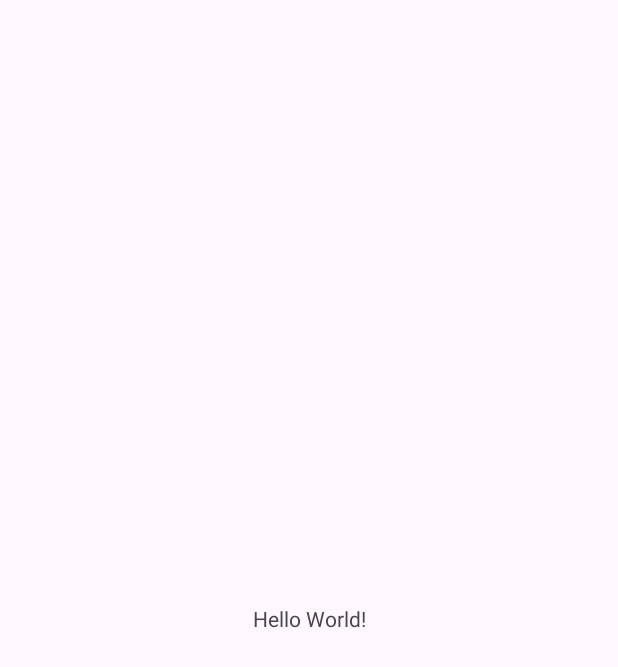
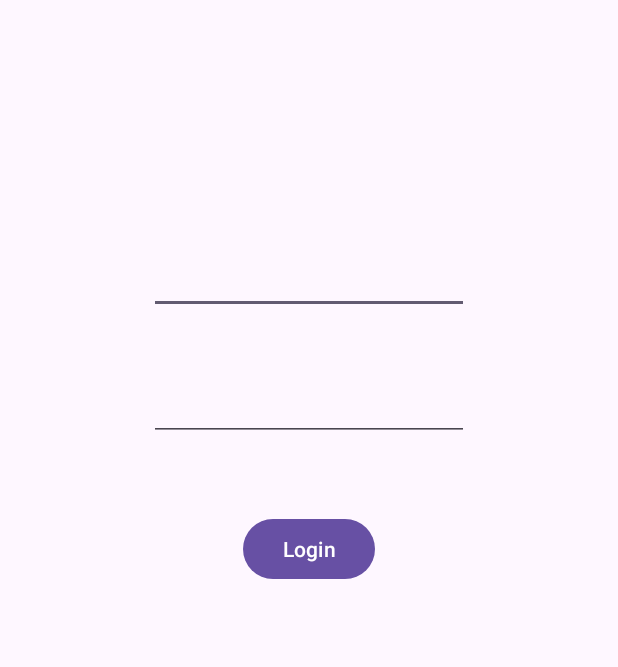
Before and after one commit to htejadag/CM2025EP, an Android app: the screen it shows after launch (MainActivity), on a phone screen of 412 x 824 dp. Before the commit the part shown is almost empty. Shown: the top 667 px of the screen. Run offline under Robolectric (Android 15) with nearby library versions, the phone set to English and light mode, and no system bars.

Commit message:
add login

```diff
--- a/app/src/main/java/com/example/examenparcial/MainActivity.java
+++ b/app/src/main/java/com/example/examenparcial/MainActivity.java
@@ -1,6 +1,9 @@
 package com.example.examenparcial;
 
 import android.os.Bundle;
+import android.widget.Button;
+import android.widget.EditText;
+import android.widget.Toast;
 
 import androidx.activity.EdgeToEdge;
 import androidx.appcompat.app.AppCompatActivity;
@@ -9,6 +12,12 @@ import androidx.core.view.ViewCompat;
 import androidx.core.view.WindowInsetsCompat;
 
 public class MainActivity extends AppCompatActivity {
+
+    private static final String USUARIO_CORRECTO = "admin";
+    private static final String CONTRASENA_CORRECTA = "1234";
+    EditText etUsuario, etContrasena;
+    Button btnIngresar;
+
 
     @Override
     protected void onCreate(Bundle savedInstanceState) {
@@ -20,5 +29,20 @@ public class MainActivity extends AppCompatActivity {
             v.setPadding(systemBars.left, systemBars.top, systemBars.right, systemBars.bottom);
             return insets;
         });
+
+        etUsuario = findViewById(R.id.etUsuario);
+        etContrasena = findViewById(R.id.etContrasenia);
+        btnIngresar = findViewById(R.id.btnLogin);
+
+        btnIngresar.setOnClickListener(v -> {
+            String usuarioIngresado = etUsuario.getText().toString();
+            String contrasenaIngresada = etContrasena.getText().toString();
+
+            if (usuarioIngresado.equals(USUARIO_CORRECTO) && contrasenaIngresada.equals(CONTRASENA_CORRECTA)) {
+                Toast.makeText(this, "Inicio de sesión exitoso", Toast.LENGTH_SHORT).show();
+            } else {
+                Toast.makeText(this, "Usuario o contraseña incorrectos", Toast.LENGTH_SHORT).show();
+            }
+        });
     }
 }
--- a/app/src/main/res/layout/activity_main.xml
+++ b/app/src/main/res/layout/activity_main.xml
@@ -7,13 +7,39 @@
     android:layout_height="match_parent"
     tools:context=".MainActivity">
 
-    <TextView
+    <EditText
+        android:id="@+id/etUsuario"
         android:layout_width="wrap_content"
         android:layout_height="wrap_content"
-        android:text="Hello World!"
-        app:layout_constraintBottom_toBottomOf="parent"
+        android:layout_marginTop="161dp"
+        android:ems="10"
+        android:inputType="text"
+        android:minHeight="48dp"
         app:layout_constraintEnd_toEndOf="parent"
         app:layout_constraintStart_toStartOf="parent"
-        app:layout_constraintTop_toTopOf="parent" />
+        app:layout_constraintTop_toTopOf="parent"
+        tools:ignore="Autofill,LabelFor,MissingConstraints,SpeakableTextPresentCheck" />
+
+    <EditText
+        android:id="@+id/etContrasenia"
+        android:layout_width="wrap_content"
+        android:layout_height="wrap_content"
+        android:layout_marginTop="39dp"
+        android:ems="10"
+        android:inputType="textPassword"
+        app:layout_constraintStart_toStartOf="@+id/etUsuario"
+        app:layout_constraintTop_toBottomOf="@+id/etUsuario"
+        tools:ignore="Autofill,LabelFor,MissingConstraints,SpeakableTextPresentCheck,TouchTargetSizeCheck" />
+
+    <Button
+        android:id="@+id/btnLogin"
+        android:layout_width="wrap_content"
+        android:layout_height="wrap_content"
+        android:layout_marginTop="48dp"
+        android:text="Login"
+        app:layout_constraintEnd_toEndOf="parent"
+        app:layout_constraintStart_toStartOf="parent"
+        app:layout_constraintTop_toBottomOf="@+id/etContrasenia"
+        tools:ignore="HardcodedText,MissingConstraints" />
 
 </androidx.constraintlayout.widget.ConstraintLayout>
```
